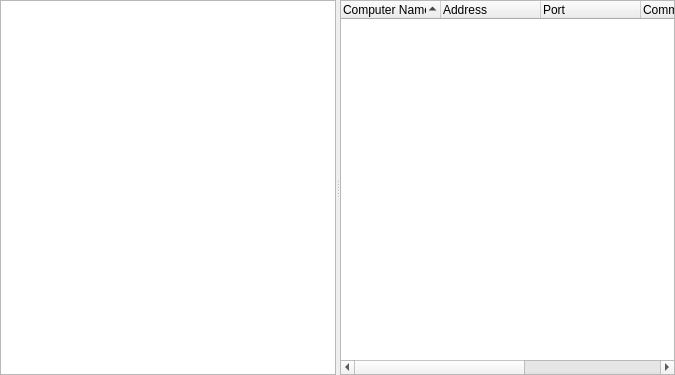
First picture: the form in source/console/address_book_tab.ui, repository dchapyshev/aspia, before the edit.
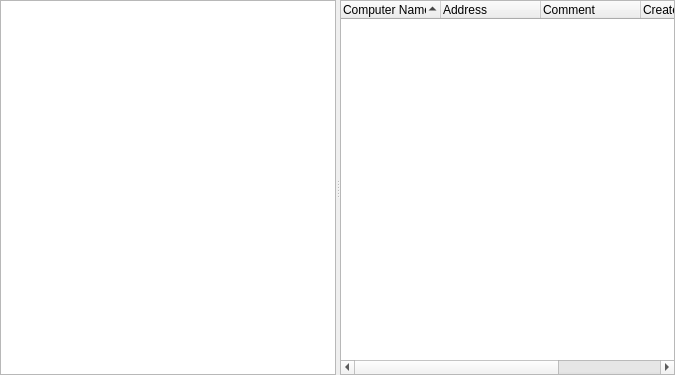
Second picture: the form after the edit. Custom widgets are drawn as their Qt base class.

Commit message: - Column "Port" removed.

Patch:
```diff
--- a/source/console/address_book_tab.ui
+++ b/source/console/address_book_tab.ui
@@ -88,7 +88,7 @@
        <bool>true</bool>
       </property>
       <property name="columnCount">
-       <number>6</number>
+       <number>5</number>
       </property>
       <column>
        <property name="text">
@@ -100,11 +100,6 @@
         <string>Address</string>
        </property>
       </column>
-      <column>
-       <property name="text">
-        <string>Port</string>
-       </property>
-      </column>
       <column>
        <property name="text">
         <string>Comment</string>
```
The commit also changes 7 other files.
